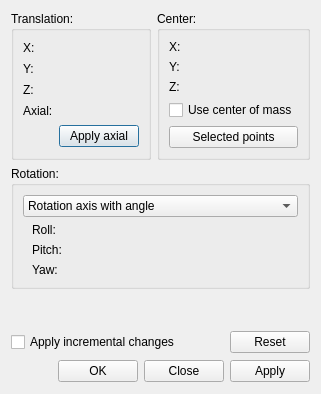
This is src/Gui/Placement.ui in berndhahnebach/All_FreeCAD as Qt 5 draws it before an edit. The edited form follows.
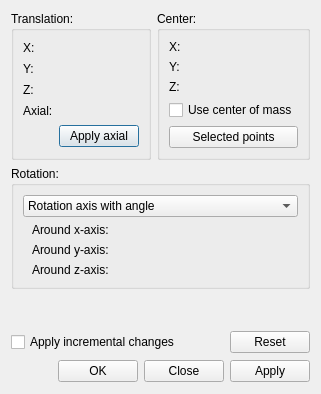
This is the edited form. The open tabs and pages were chosen to show the change. Custom widgets are drawn as their Qt base class.

Patch:
```diff
--- a/src/Gui/Placement.ui
+++ b/src/Gui/Placement.ui
@@ -347,7 +347,7 @@
                </sizepolicy>
               </property>
               <property name="text">
-               <string>Pitch:</string>
+               <string>Around y-axis:</string>
               </property>
              </widget>
             </item>
@@ -360,7 +360,7 @@
                </sizepolicy>
               </property>
               <property name="text">
-               <string>Yaw:</string>
+               <string>Around z-axis:</string>
               </property>
              </widget>
             </item>
@@ -373,7 +373,7 @@
                </sizepolicy>
               </property>
               <property name="text">
-               <string>Roll:</string>
+               <string>Around x-axis:</string>
               </property>
              </widget>
             </item>
```
Left out of the diff: 24 changed lines with no effect on the pictures.
